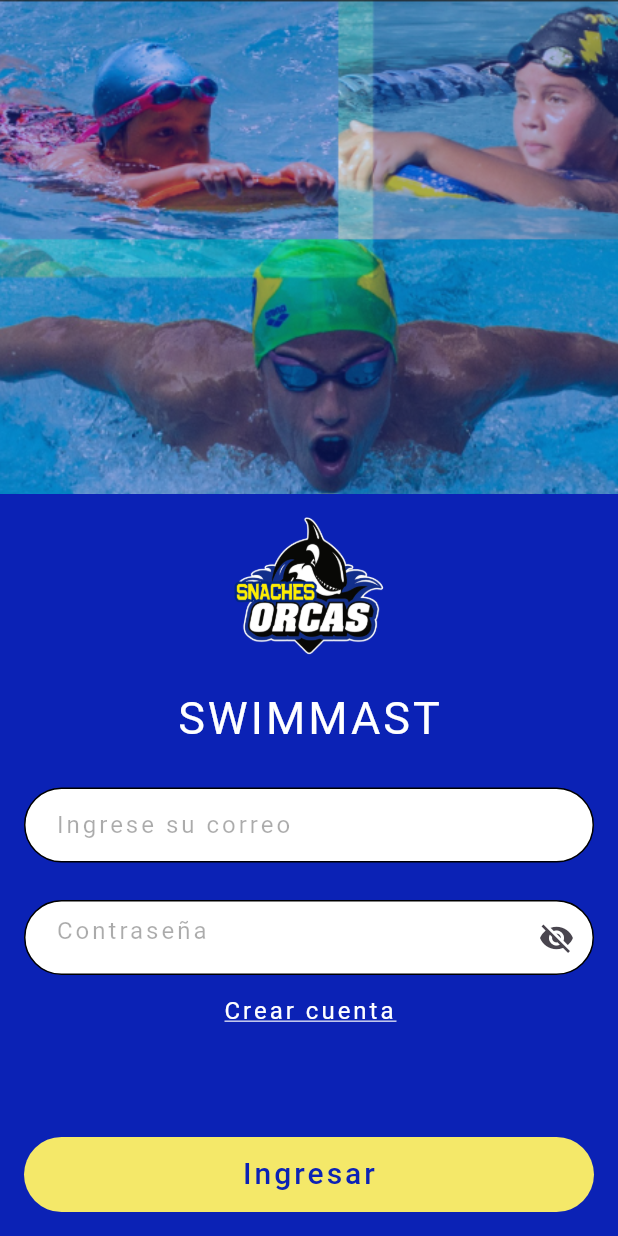
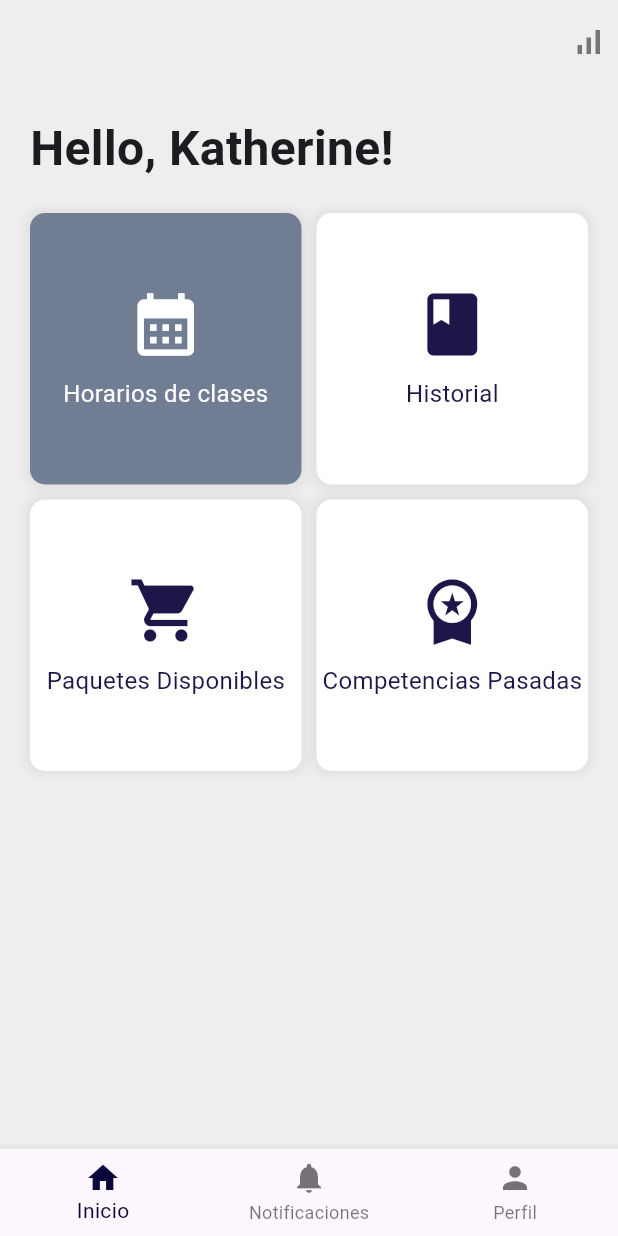
Before and after one commit to joemcara/swimmast_movil, a Flutter app: the screen it shows after launch, on a phone screen of 412 x 824 dp. Run offline on Flutter 3.47's test engine with Material 3 defaults, Android fonts, the phone set to English and light mode, and no system bars; our stand-ins replace dio, easy_date_timeline, flutter_spinbox, image_picker, popover, table_calendar; accounts and stored records are empty.

Commit message:
update in home

```diff
--- a/lib/main.dart
+++ b/lib/main.dart
@@ -1,6 +1,12 @@
 import 'package:flutter/material.dart';
+import 'package:swimmast_movil/screens/member_Screens/profile_screen.dart';
 import 'package:swimmast_movil/screens/sign_in_screen.dart';
-
+import 'package:swimmast_movil/screens/edit_profile.dart';
+import 'package:swimmast_movil/screens/shop_Screens/shop_screen.dart';
+import 'package:swimmast_movil/screens/sport_Person/competencies_screen_sport.dart';
+import 'package:swimmast_movil/screens/member_Screens/packages_screen.dart';
+import 'package:swimmast_movil/screens/member_Screens/home_screen.dart';
+import 'package:swimmast_movil/screens/home.dart';
 void main() {
   runApp(const MyApp());
 }
@@ -14,14 +20,18 @@ class MyApp extends StatelessWidget {
     return MaterialApp(
       title: 'Flutter Demo',
       theme: ThemeData(
+
+
         appBarTheme: const AppBarTheme(
-          surfaceTintColor: Colors.white,
+          surfaceTintColor: Color.fromARGB(255, 78, 67, 0),
         ),
         colorScheme: ColorScheme.fromSeed(seedColor: Colors.deepPurple),
         useMaterial3: true,
       ),
       debugShowCheckedModeBanner: false,
-      home: const SignInScreen(),
+      //home: const SignInScreen(),
+      //home: const CompetenciesScreenSport(),
+      home: HomePage(),
     );
   }
 }
--- /dev/null
+++ b/lib/screens/home.dart
@@ -0,0 +1,130 @@
+import 'package:flutter/material.dart';
+import 'package:swimmast_movil/shared/constants.dart';
+import 'package:swimmast_movil/screens/sport_Person/shop_sport/shop_sport.dart';
+import 'package:swimmast_movil/screens/sport_Person/competencies_screen_sport.dart';
+import 'package:swimmast_movil/screens/sport_Person/history_screen_sport.dart';
+import 'package:swimmast_movil/screens/notification_screen.dart';
+import 'package:swimmast_movil/shared/bottom_navs.dart/bottom_nav_bar.dart';
+
+class HomePage extends StatefulWidget {
+  @override
+  _HomePageState createState() => _HomePageState();
+}
+
+class _HomePageState extends State<HomePage> {
+  int _selectedIndex = 0;
+
+  void _onItemTapped(int index) {
+    setState(() {
+      _selectedIndex = index;
+    });
+    if (index == 1) {
+      Navigator.push(
+        context,
+        MaterialPageRoute(builder: (context) => NotificationScreen()),
+      );
+    }
+  }
+
+  @override
+  Widget build(BuildContext context) {
+    return Scaffold(
+      backgroundColor: Colors.grey[200],
+      appBar: AppBar(
+        backgroundColor: Colors.transparent,
+        elevation: 0,
+        leading: Icon(Icons.menu, color: Color(0x2C3E50)),
+        actions: [
+          Padding(
+            padding: const EdgeInsets.all(8.0),
+            child: Icon(Icons.signal_cellular_alt, color: Colors.grey[600]),
+          ),
+        ],
+      ),
+      body: Padding(
+        padding: const EdgeInsets.all(20.0),
+        child: Column(
+          crossAxisAlignment: CrossAxisAlignment.start,
+          children: [
+            Text(
+              'Hello, Katherine!',
+              style: TextStyle(fontSize: 32, fontWeight: FontWeight.bold),
+            ),
+            SizedBox(height: 20),
+            Expanded(
+              child: GridView.count(
+                crossAxisCount: 2,
+                crossAxisSpacing: 10,
+                mainAxisSpacing: 10,
+                children: [
+                  _buildGridItem(Icons.calendar_month, 'Horarios de clases', 0),
+                  _buildGridItem(
+                      Icons.book, 'Historial', 1, HistoryScreenSport()),
+                  _buildGridItem(Icons.shopping_cart, 'Paquetes Disponibles', 2,
+                      ShopSportScreen()),
+                  _buildGridItem(Icons.workspace_premium,
+                      'Competencias Pasadas', 3, CompetenciesScreenSport()),
+                ],
+              ),
+            ),
+          ],
+        ),
+      ),
+      bottomNavigationBar: CustomBottomNavigationBar(
+        currentIndex: _selectedIndex,
+        onTap: _onItemTapped,
+      ),
+    );
+  }
+
+  Widget _buildGridItem(IconData icon, String title, int index,
+      [Widget? nextPage]) {
+    bool isSelected = _selectedIndex == index;
+    return GestureDetector(
+      onTap: () {
+        setState(() {
+          _selectedIndex = index;
+        });
+        if (nextPage != null) {
+          Navigator.push(
+            context,
+            MaterialPageRoute(builder: (context) => nextPage),
+          );
+        }
+      },
+      child: Container(
+        decoration: BoxDecoration(
+          color: isSelected ? Color.fromARGB(141, 23, 46, 85) : Colors.white,
+          borderRadius: BorderRadius.circular(10),
+          boxShadow: [
+            BoxShadow(
+              color: Colors.grey.withOpacity(0.2),
+              spreadRadius: 2,
+              blurRadius: 5,
+            ),
+          ],
+        ),
+        child: Column(
+          mainAxisAlignment: MainAxisAlignment.center,
+          children: [
+            Icon(icon,
+                size: 50,
+                color: isSelected
+                    ? Color.fromRGBO(255, 255, 255, 1)
+                    : Color.fromRGBO(32, 21, 73, 1)),
+            SizedBox(height: 10),
+            Text(
+              title,
+              style: TextStyle(
+                color: isSelected
+                    ? Color.fromRGBO(250, 250, 252, 1)
+                    : Color.fromRGBO(32, 21, 73, 1),
+                fontSize: 16,
+              ),
+            ),
+          ],
+        ),
+      ),
+    );
+  }
+}
--- a/lib/screens/shop_Screens/purchased_screen.dart
+++ b/lib/screens/shop_Screens/purchased_screen.dart
@@ -4,10 +4,10 @@ class PurchasedScreen extends StatefulWidget {
   const PurchasedScreen({super.key});
 
   @override
-  State<PurchasedScreen> createState() => PpurchaseScreendState();
+  State<PurchasedScreen> createState() => PurchaseScreendState();
 }
 
-class PpurchaseScreendState extends State<PurchasedScreen> {
+class PurchaseScreendState extends State<PurchasedScreen> {
   @override
   Widget build(BuildContext context) {
     return const Center(
--- a/lib/screens/sport_Person/history_screen_sport.dart
+++ b/lib/screens/sport_Person/history_screen_sport.dart
@@ -5,6 +5,6 @@ class HistoryScreenSport extends StatelessWidget {
 
   @override
   Widget build(BuildContext context) {
-    return const Text('holap');
+    return const Text('Historial');
   }
 }
--- a/lib/shared/bottom_navs.dart/bottom_nav_bar.dart
+++ b/lib/shared/bottom_navs.dart/bottom_nav_bar.dart
@@ -174,3 +174,36 @@ class _SportPerBtBarState extends State<SportPerBtBar> {
     );
   }
 }
+
+class CustomBottomNavigationBar extends StatelessWidget {
+  final int currentIndex;
+  final Function(int) onTap;
+
+  const CustomBottomNavigationBar({
+    required this.currentIndex,
+    required this.onTap,
+  });
+
+  @override
+  Widget build(BuildContext context) {
+    return BottomNavigationBar(
+      items: [
+        BottomNavigationBarItem(
+          icon: Icon(Icons.home),
+          label: 'Inicio',
+        ),
+        BottomNavigationBarItem(
+          icon: Icon(Icons.notifications),
+          label: 'Notificaciones',
+        ),
+        BottomNavigationBarItem(
+          icon: Icon(Icons.person),
+          label: 'Perfil',
+        ),
+      ],
+      currentIndex: currentIndex,
+      selectedItemColor: Color.fromARGB(255, 10, 5, 59),
+      onTap: onTap,
+    );
+  }
+}
```
Also changed, not shown: lib/screens/member_Screens/profile_screen.dart (+19 -12 lines), lib/screens/notification_screen.dart (+31 -1 lines), lib/screens/sport_Person/competencies_screen_sport.dart (added, +162 -0 lines), lib/screens/sport_Person/shop_sport/shop_sport.dart (added, +175 -0 lines), pubspec.lock, 1 other file.
